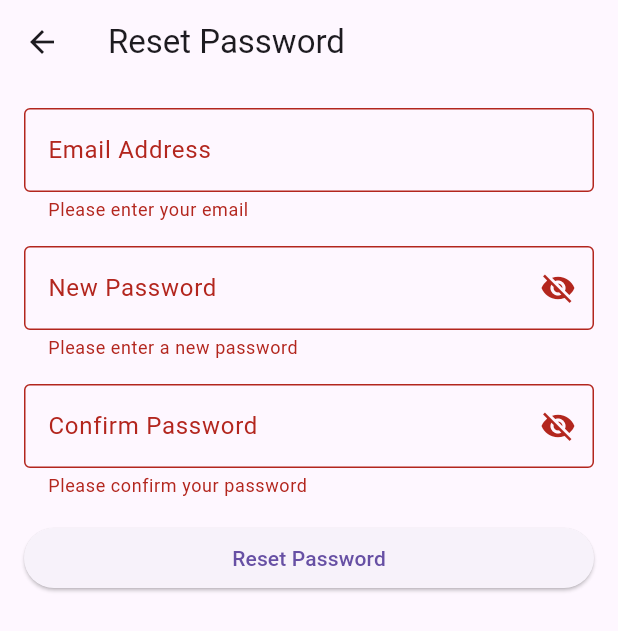
After one commit to to-do-list-8/main, a Flutter app: the ResetPasswordPage screen opened directly, after a tap on "Reset Password", on a phone screen of 412 x 824 dp. The commit adds this screen. Shown: the top 631 px of the screen. Run offline on Flutter 3.47's test engine with Material 3 defaults, Android fonts, the phone set to English and light mode, and no system bars; our stand-ins replace firebase_auth, firebase_core, table_calendar; accounts and stored records are empty; Roboto replaces fonts that are missing (CustomFont).

```diff
--- a/lib/main.dart
+++ b/lib/main.dart
@@ -1,5 +1,6 @@
 import 'package:flutter/material.dart';
 import 'package:provider/provider.dart';
+import 'package:todo_test/screens/login_page.dart';
 import 'screens/main_screen.dart';
 import 'package:firebase_core/firebase_core.dart';
 import 'firebase_options.dart';
@@ -24,7 +25,7 @@ class MyApp extends StatelessWidget {
         fontFamily: 'CustomFont',
         primarySwatch: Colors.blue,
       ),
-      home: MainScreen(), // MainScreen을 앱의 첫 화면으로 설정
+      home: const LoginPage(), // MainScreen을 앱의 첫 화면으로 설정
     );
   }
 }
--- a/lib/screens/login_page.dart
+++ b/lib/screens/login_page.dart
@@ -1,7 +1,7 @@
 import 'package:flutter/material.dart';
-import 'main_page.dart';
+import 'main_screen.dart';
 import 'register_page.dart';
-import 'practice_page.dart';
+import 'reset_password_page.dart';
 
 
 class LoginPage extends StatelessWidget {
@@ -73,7 +73,7 @@ class LoginPage extends StatelessWidget {
                   onPressed: () {
                     Navigator.pushReplacement(
                       context,
-                      MaterialPageRoute(builder: (context) => const MainPage()),
+                      MaterialPageRoute(builder: (context) => MainScreen()),
                     );
                   },
                   style: ElevatedButton.styleFrom(
@@ -112,7 +112,7 @@ class LoginPage extends StatelessWidget {
                           Navigator.push(
                             context,
                             MaterialPageRoute(
-                                builder: (context) => const PracticePage()),
+                                builder: (context) => ResetPasswordPage()),
                           );
                         },
                         child: const Text('Forgot your password?',
--- a/lib/screens/main_screen.dart
+++ b/lib/screens/main_screen.dart
@@ -3,8 +3,7 @@ import 'home_screen.dart';
 import 'alarm_screen.dart';
 import 'add_screen.dart';
 import 'extra_screen.dart'; // 부가 기능 화면 추가
-import 'package:firebase_core/firebase_core.dart';
-import 'firebase_options.dart';
+
 
 
 class MainScreen extends StatefulWidget {
--- /dev/null
+++ b/lib/screens/reset_password_page.dart
@@ -0,0 +1,126 @@
+import 'package:flutter/material.dart';
+
+class ResetPasswordPage extends StatefulWidget {
+  @override
+  _ResetPasswordPageState createState() => _ResetPasswordPageState();
+}
+
+class _ResetPasswordPageState extends State<ResetPasswordPage> {
+  final _formKey = GlobalKey<FormState>();
+  TextEditingController _emailController = TextEditingController();
+  TextEditingController _newPasswordController = TextEditingController();
+  TextEditingController _confirmPasswordController = TextEditingController();
+
+  bool _isPasswordVisible = false;
+
+  void _resetPassword() {
+    if (_formKey.currentState!.validate()) {
+      // 비밀번호 재설정 로직 구현
+      ScaffoldMessenger.of(context).showSnackBar(
+        SnackBar(content: Text('Password reset link sent to ${_emailController.text}')),
+      );
+    }
+  }
+
+  @override
+  Widget build(BuildContext context) {
+    return Scaffold(
+      appBar: AppBar(
+        title: Text('Reset Password'),
+      ),
+      body: Padding(
+        padding: EdgeInsets.all(16.0),
+        child: Form(
+          key: _formKey,
+          child: Column(
+            crossAxisAlignment: CrossAxisAlignment.stretch,
+            children: [
+              TextFormField(
+                controller: _emailController,
+                keyboardType: TextInputType.emailAddress,
+                decoration: InputDecoration(
+                  labelText: 'Email Address',
+                  hintText: 'Enter your email',
+                  border: OutlineInputBorder(),
+                ),
+                validator: (value) {
+                  if (value == null || value.isEmpty) {
+                    return 'Please enter your email';
+                  }
+                  // 이메일 형식 체크 (간단한 형식만 체크)
+                  if (!RegExp(r'^[^@]+@[^@]+\.[^@]+').hasMatch(value)) {
+                    return 'Enter a valid email';
+                  }
+                  return null;
+                },
+              ),
+              SizedBox(height: 16.0),
+              TextFormField(
+                controller: _newPasswordController,
+                obscureText: !_isPasswordVisible,
+                decoration: InputDecoration(
+                  labelText: 'New Password',
+                  hintText: 'Enter new password',
+                  border: OutlineInputBorder(),
+                  suffixIcon: IconButton(
+                    icon: Icon(
+                      _isPasswordVisible ? Icons.visibility : Icons.visibility_off,
+                    ),
+                    onPressed: () {
+                      setState(() {
+                        _isPasswordVisible = !_isPasswordVisible;
+                      });
+                    },
+                  ),
+                ),
+                validator: (value) {
+                  if (value == null || value.isEmpty) {
+                    return 'Please enter a new password';
+                  }
+                  if (value.length < 6) {
+                    return 'Password must be at least 6 characters';
+                  }
+                  return null;
+                },
+              ),
+              SizedBox(height: 16.0),
+              TextFormField(
+                controller: _confirmPasswordController,
+                obscureText: !_isPasswordVisible,
+                decoration: InputDecoration(
+                  labelText: 'Confirm Password',
+                  hintText: 'Re-enter password',
+                  border: OutlineInputBorder(),
+                  suffixIcon: IconButton(
+                    icon: Icon(
+                      _isPasswordVisible ? Icons.visibility : Icons.visibility_off,
+                    ),
+                    onPressed: () {
+                      setState(() {
+                        _isPasswordVisible = !_isPasswordVisible;
+                      });
+                    },
+                  ),
+                ),
+                validator: (value) {
+                  if (value == null || value.isEmpty) {
+                    return 'Please confirm your password';
+                  }
+                  if (value != _newPasswordController.text) {
+                    return 'Passwords do not match';
+                  }
+                  return null;
+                },
+              ),
+              SizedBox(height: 16.0),
+              ElevatedButton(
+                onPressed: _resetPassword,
+                child: Text('Reset Password'),
+              ),
+            ],
+          ),
+        ),
+      ),
+    );
+  }
+}
```
Also changed, not shown: lib/firebase_options.dart.
